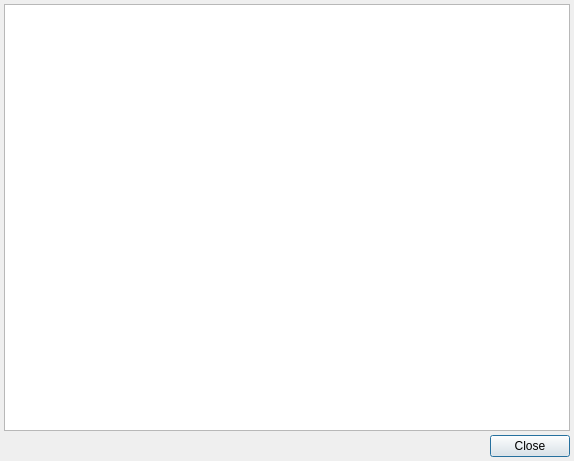
This is licensedialog.ui in dngulin/ttyhlauncher as Qt 5 draws it before an edit. The edited form follows.
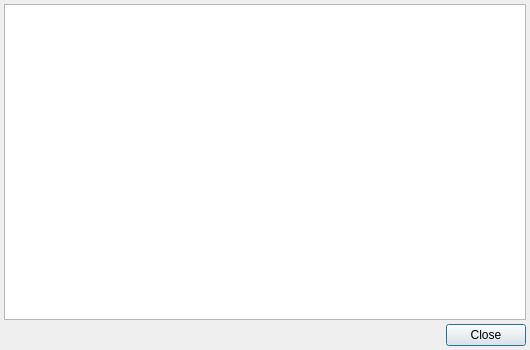
This is the edited form. Icons and pictures are not drawn.

Diff of the .ui file:
```diff
--- a/licensedialog.ui
+++ b/licensedialog.ui
@@ -6,8 +6,8 @@
    <rect>
     <x>0</x>
     <y>0</y>
-    <width>574</width>
-    <height>461</height>
+    <width>530</width>
+    <height>350</height>
    </rect>
   </property>
   <property name="windowTitle">
@@ -37,8 +37,6 @@
     <number>4</number>
    </property>
    <item>
-    <layout class="QHBoxLayout" name="textLayout">
-     <item>
       <widget class="QPlainTextEdit" name="licenseText">
        <property name="readOnly">
         <bool>true</bool>
@@ -48,8 +46,6 @@
        </property>
       </widget>
      </item>
-    </layout>
-   </item>
    <item>
     <layout class="QHBoxLayout" name="buttonsLayout">
      <item>
```
Left out of the diff: 1 changed line with no effect on the pictures. Lines whose indentation alone changed are shown as unchanged.
